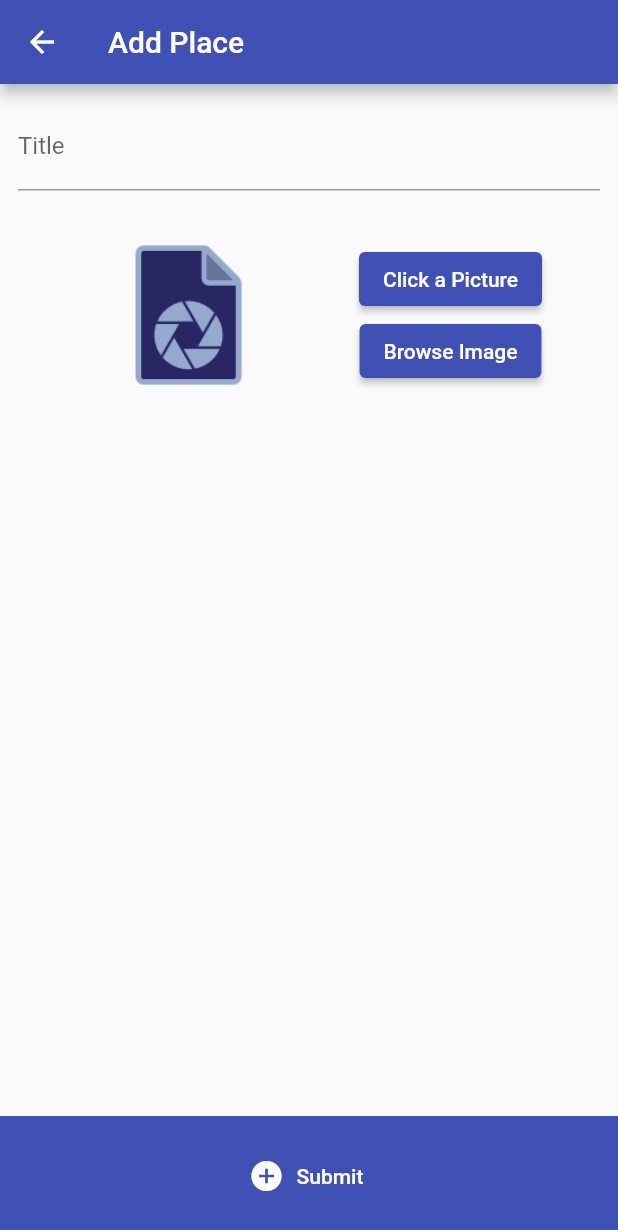
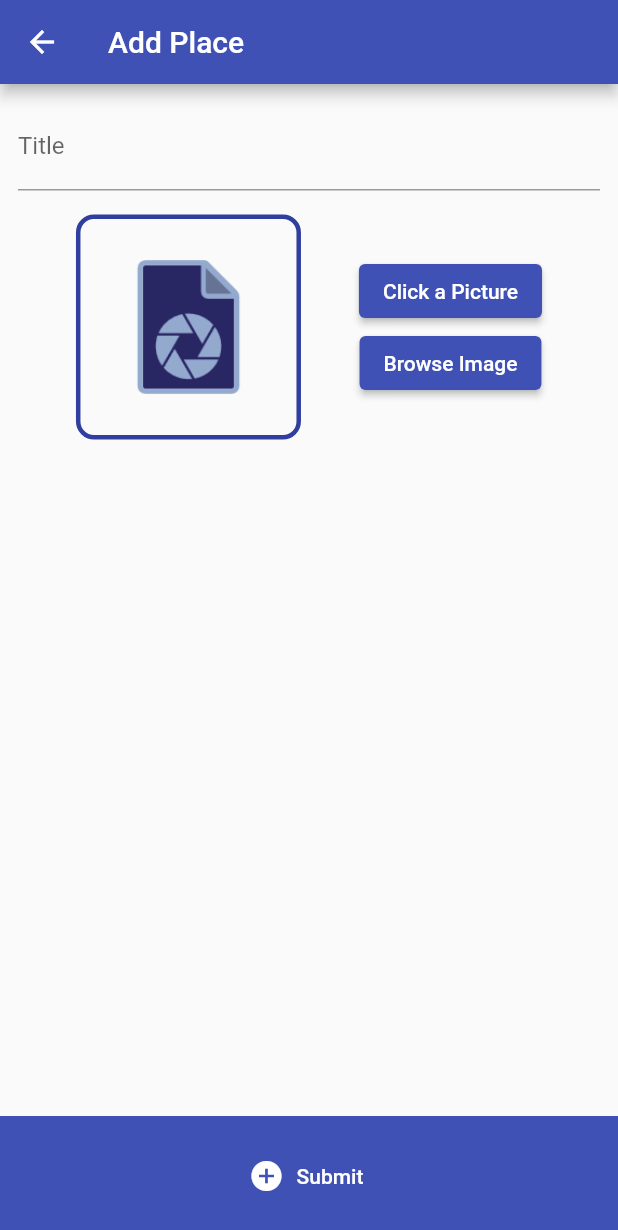
Before and after one commit to IqmanS/flutter-great-places-app, a Flutter app: the screen it shows after launch, after a tap on the "add" icon, on a phone screen of 412 x 824 dp. Shown: the top 1230 px of the screen. Run offline on Flutter 3.47's test engine with Material 2 defaults, Android fonts, the phone set to English and light mode, and no system bars; our stand-ins replace image_picker, sqflite; accounts and stored records are empty.

Commit message:
native features: Camera + gallery

```diff
--- /dev/null
+++ b/lib/helpers/db_helper.dart
@@ -0,0 +1,32 @@
+import 'package:sqflite/sqflite.dart' as sql;
+import 'package:path/path.dart' as path;
+
+class DBHelper {
+  static Future<sql.Database> openDB() async {
+    final dbPath = await sql.getDatabasesPath();
+
+    return sql.openDatabase(
+      path.join(dbPath, 'places.db'),
+      version: 1,
+      onCreate: (db, version) {
+        return db.execute(
+            "CREATE TABLE user_places(id STRING PRIMARY KEY,title STRING ,image TEXT)");
+      },
+    );
+  }
+
+  static Future<void> insertToDB(
+      {required String table, required Map<String, Object> data}) async {
+    final sqlDB = await openDB();
+    sqlDB.insert(
+      table,
+      data, //data needs to be a map
+      conflictAlgorithm: sql.ConflictAlgorithm.replace,
+    );
+  }
+
+  static Future<List<Map<String, dynamic>>> fetchFromDB(String table) async {
+    final sqlDB = await openDB();
+    return sqlDB.query(table);
+  }
+}
--- a/lib/models/place.dart
+++ b/lib/models/place.dart
@@ -17,13 +17,13 @@ class PlaceLocation {
 class Place {
   final String id;
   final String title;
-  final PlaceLocation location;
+  final PlaceLocation? location;
   final File image;
 
   Place({
     required this.id,
     required this.title,
-    required this.location,
+    this.location = null,
     required this.image,
   });
 }
--- a/lib/providers/great_places.dart
+++ b/lib/providers/great_places.dart
@@ -1,10 +1,45 @@
+import 'dart:io';
+
 import 'package:flutter/cupertino.dart';
+import 'package:great_places_app/helpers/db_helper.dart';
 import 'package:great_places_app/models/place.dart';
+import 'package:image_picker/image_picker.dart';
 
 class GreatPlaces with ChangeNotifier {
+  final tableName = "user_places";
   List<Place> _items = [];
 
   List<Place> get items {
     return [..._items];
   }
+
+  void addPlace(String title, File image) {
+    final newPlace = Place(
+        id: DateTime.now().toString(),
+        image: image,
+        location: null,
+        title: title);
+    _items.add(newPlace);
+    DBHelper.insertToDB(table: tableName, data: {
+      "id": DateTime.now().toString(),
+      "image": newPlace.image.path,
+      "title": newPlace.title,
+    });
+    notifyListeners();
+  }
+
+  Future<void> fetchAndSetItems() async {
+    final dataList = await DBHelper.fetchFromDB(tableName);
+    _items = dataList
+        .map(
+          (item) => Place(
+            id: item["id"],
+            title: item["title"],
+            image: File(item["image"]),
+          ),
+        )
+        .toList();
+
+    notifyListeners();
+  }
 }
--- a/lib/screens/add_place_screen.dart
+++ b/lib/screens/add_place_screen.dart
@@ -1,7 +1,13 @@
+// ignore_for_file: unused_element
+
+import 'dart:io';
 import 'package:flutter/material.dart';
 import 'package:flutter/src/widgets/container.dart';
 import 'package:flutter/src/widgets/framework.dart';
+import 'package:great_places_app/providers/great_places.dart';
 import 'package:great_places_app/widgets/image_input.dart';
+import 'package:image_picker/image_picker.dart';
+import 'package:provider/provider.dart';
 
 class AddPlaces extends StatefulWidget {
   static const String routeName = "/add-places";
@@ -13,6 +19,26 @@ class AddPlaces extends StatefulWidget {
 
 class _AddPlacesState extends State<AddPlaces> {
   TextEditingController _titleController = TextEditingController();
+  File? _pickedImage;
+  void _selectImage(File image) {
+    _pickedImage = image;
+  }
+
+  void _savePlace() {
+    print(_titleController.text);
+    print(_pickedImage.toString());
+    if (_titleController.toString().isEmpty || _pickedImage == null) {
+      showDialog(
+          context: context,
+          builder: (context) {
+            return const AlertDialog(title: Text("Couldn't Add"));
+          });
+      return;
+    }
+    Provider.of<GreatPlaces>(context, listen: false)
+        .addPlace(_titleController.text, _pickedImage!);
+    Navigator.of(context).pop();
+  }
 
   @override
   void dispose() {
@@ -41,8 +67,8 @@ class _AddPlacesState extends State<AddPlaces> {
                         label: Text("Title"),
                       ),
                     ),
-                    const SizedBox(height: 8),
-                    const ImageInput(),
+                    const SizedBox(height: 16),
+                    ImageInput(onSelectImage: _selectImage),
                   ],
                 ),
               ),
@@ -50,7 +76,7 @@ class _AddPlacesState extends State<AddPlaces> {
           ),
           const SizedBox(height: 8),
           ElevatedButton.icon(
-            onPressed: () {},
+            onPressed: _savePlace,
             icon: const Icon(Icons.add_circle),
             label: const Text("Submit"),
             style: ButtonStyle(
--- a/lib/screens/places_list_screen.dart
+++ b/lib/screens/places_list_screen.dart
@@ -1,7 +1,8 @@
 import 'package:flutter/material.dart';
-import 'package:flutter/src/widgets/container.dart';
-import 'package:flutter/src/widgets/framework.dart';
+import 'package:great_places_app/models/place.dart';
+import 'package:great_places_app/providers/great_places.dart';
 import 'package:great_places_app/screens/add_place_screen.dart';
+import 'package:provider/provider.dart';
 
 class PlacesListScreen extends StatelessWidget {
   static const routeName = "/places-list";
@@ -9,7 +10,9 @@ class PlacesListScreen extends StatelessWidget {
 
   @override
   Widget build(BuildContext context) {
+    final greatPlacesData = Provider.of<GreatPlaces>(context, listen: false);
     return Scaffold(
+      backgroundColor: Theme.of(context).primaryColorLight,
       appBar: AppBar(
         title: const Text("Your Places"),
         actions: [
@@ -21,7 +24,47 @@ class PlacesListScreen extends StatelessWidget {
           ),
         ],
       ),
-      body: const Center(child: Text("test")),
+      body: FutureBuilder(
+        future: greatPlacesData.fetchAndSetItems(),
+        builder: (context, snapshot) => snapshot.connectionState ==
+                ConnectionState.waiting
+            ? const Center(
+                child: CircularProgressIndicator(),
+              )
+            : Consumer<GreatPlaces>(
+                builder: (context, value, child) =>
+                    greatPlacesData.items.isEmpty
+                        ? const Center(
+                            child: Text("None added yet"),
+                          )
+                        : ListView.builder(
+                            padding: const EdgeInsets.symmetric(
+                                vertical: 8, horizontal: 4),
+                            itemCount: greatPlacesData.items.length,
+                            itemBuilder: (context, index) {
+                              final Place place = greatPlacesData.items[index];
+                              return Card(
+                                shape: RoundedRectangleBorder(
+                                    borderRadius: BorderRadius.circular(16)),
+                                child: ListTile(
+                                  contentPadding: const EdgeInsets.symmetric(
+                                      horizontal: 4, vertical: 12),
+                                  onTap: () {},
+                                  minLeadingWidth: 100,
+                                  leading: CircleAvatar(
+                                      backgroundImage: FileImage(place.image),
+                                      radius: 40),
+                                  title: Text(place.title),
+                                  trailing: IconButton(
+                                    icon: const Icon(Icons.expand_circle_down),
+                                    onPressed: () {},
+                                  ),
+                                ),
+                              );
+                            },
+                          ),
+              ),
+      ),
     );
   }
 }
--- a/lib/widgets/image_input.dart
+++ b/lib/widgets/image_input.dart
@@ -1,11 +1,18 @@
+// ignore_for_file: public_member_api_docs, sort_constructors_first
 import 'dart:io';
 
 import 'package:flutter/cupertino.dart';
 import 'package:flutter/material.dart';
 import 'package:image_picker/image_picker.dart';
+import 'package:path/path.dart' as path;
+import 'package:path_provider/path_provider.dart' as syspath;
 
 class ImageInput extends StatefulWidget {
-  const ImageInput({super.key});
+  Function onSelectImage;
+  ImageInput({
+    Key? key,
+    required this.onSelectImage,
+  }) : super(key: key);
 
   @override
   State<ImageInput> createState() => _ImageInputState();
@@ -13,9 +20,18 @@ class ImageInput extends StatefulWidget {
 
 class _ImageInputState extends State<ImageInput> {
   Future<void> _takePicture(ImageSource source) async {
-    final imageFile =
+    final imageXFile =
         await ImagePicker().pickImage(source: source, maxWidth: 600);
-    // _storedImage = imageFile as File?;
+    if (imageXFile != null) {
+      final imageFile = File(imageXFile.path);
+      setState(() {
+        _storedImage = imageFile;
+      });
+      final appDirectory = await syspath.getApplicationDocumentsDirectory();
+      final fileName = path.basename(imageFile.path);
+      final savedImage = await imageFile.copy("${appDirectory.path}/$fileName");
+      widget.onSelectImage(savedImage);
+    }
   }
 
   File? _storedImage;
@@ -25,14 +41,21 @@ class _ImageInputState extends State<ImageInput> {
       mainAxisAlignment: MainAxisAlignment.spaceEvenly,
       children: [
         Container(
+          decoration: BoxDecoration(
+              borderRadius: BorderRadius.circular(12),
+              border: Border.all(
+                  color: Theme.of(context).primaryColorDark, width: 3)),
           height: 150,
           width: 150,
           alignment: Alignment.center,
           child: _storedImage != null
-              ? Image.file(
-                  _storedImage!,
-                  fit: BoxFit.cover,
-                  width: double.infinity,
+              ? ClipRRect(
+                  borderRadius: BorderRadius.circular(8),
+                  child: Image.file(
+                    _storedImage!,
+                    fit: BoxFit.cover,
+                    width: double.infinity,
+                  ),
                 )
               : Image.asset("assets/camera.png"),
         ),
--- a/pubspec.yaml
+++ b/pubspec.yaml
@@ -35,7 +35,10 @@ dependencies:
   # Use with the CupertinoIcons class for iOS style icons.
   cupertino_icons: ^1.0.2
   provider: ^6.0.5
-  image_picker: ^0.8.6+1
+  image_picker: ^0.8.6
+  sqflite: ^2.2.4
+  path_provider: ^2.0.12
+  path: ^1.8.0
 
 dev_dependencies:
   flutter_test:
```
Also changed, not shown: pubspec.lock.
